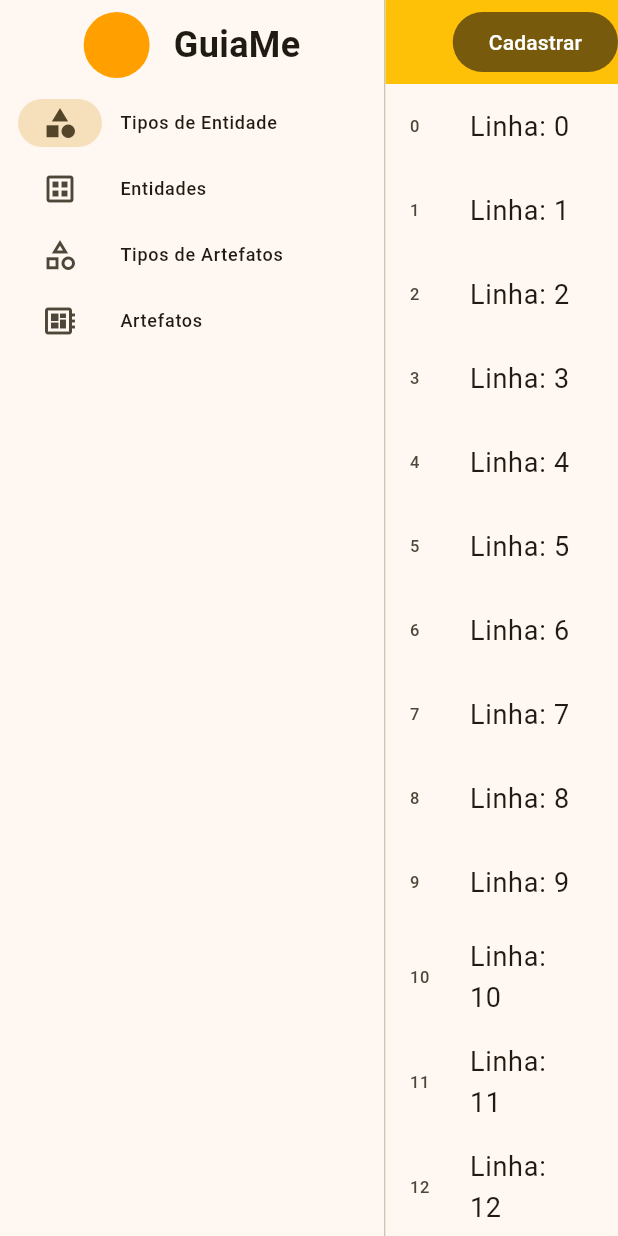
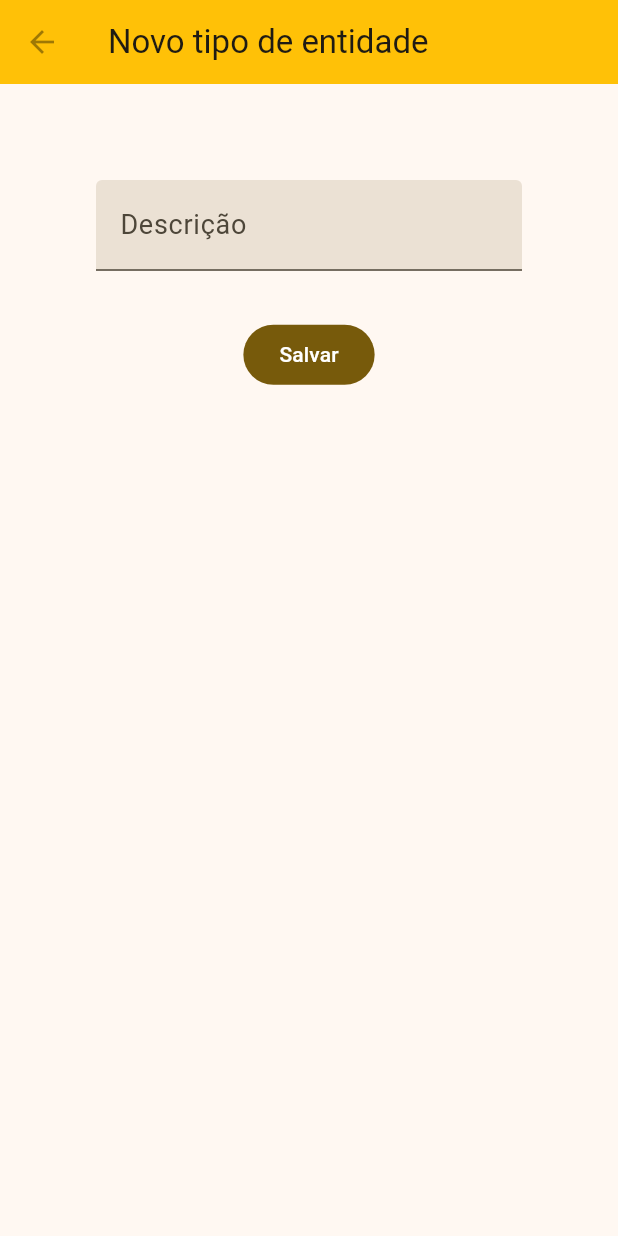
Before and after one commit to f290DSM/f290_dsm_ldm_guiame_desktop_poc, a Flutter app: the screen it shows after launch, after a tap on "Cadastrar", on a phone screen of 412 x 824 dp. Run offline on Flutter 3.47's test engine with Material 2 defaults, Android fonts, the phone set to English and light mode, and no system bars; our stand-ins replace flutter_riverpod; missing offline and left inert: desktop_window, menubar.

Commit message:
main
- Inclusao de navegacao para formulario de entidade.

```diff
--- /dev/null
+++ b/lib/features/entidades/presentation/pages/entity_form_page.dart
@@ -0,0 +1,34 @@
+import 'package:flutter/material.dart';
+
+class EntityFormPage extends StatelessWidget {
+  const EntityFormPage({super.key});
+
+  @override
+  Widget build(BuildContext context) {
+    return Scaffold(
+      appBar: AppBar(
+        title: const Text('Novo tipo de entidade'),
+      ),
+      body: Container(
+        margin: const EdgeInsets.all(64),
+        child: Column(
+          children: [
+            const Padding(
+              padding: EdgeInsets.only(bottom: 32.0),
+              child: TextField(
+                decoration:
+                    InputDecoration(filled: true, labelText: 'Descrição'),
+              ),
+            ),
+            FilledButton(
+              onPressed: () {
+                Navigator.pop(context);
+              },
+              child: const Text('Salvar'),
+            ),
+          ],
+        ),
+      ),
+    );
+  }
+}
--- /dev/null
+++ b/lib/features/entidades/presentation/pages/entity_page.dart
@@ -0,0 +1,34 @@
+import 'package:f290_dsm_ldm_guiame_desktop_poc/features/entidades/presentation/pages/entity_form_page.dart';
+import 'package:flutter/material.dart';
+
+class EntityTypePage extends StatelessWidget {
+  const EntityTypePage({super.key});
+
+  @override
+  Widget build(BuildContext context) {
+    return Scaffold(
+      appBar: AppBar(
+        title: const Text('Tipos de Entidades'),
+        actions: [
+          FilledButton(
+            onPressed: () {
+              Navigator.push(
+                  context,
+                  MaterialPageRoute(
+                    builder: (context) => const EntityFormPage(),
+                  ));
+            },
+            child: const Text('Cadastrar'),
+          ),
+        ],
+      ),
+      body: ListView.builder(
+        itemCount: 30,
+        itemBuilder: (context, index) => ListTile(
+          leading: Text(index.toString()),
+          title: Text('Linha: $index'),
+        ),
+      ),
+    );
+  }
+}
--- a/lib/features/entidades/presentation/provider/home_provider.dart
+++ /dev/null
@@ -1,10 +0,0 @@
-import 'package:flutter/material.dart';
-
-class HomeProvider extends ChangeNotifier {
-  int index = 0;
-
-  changeIndex(int value) {
-    index = value;
-    notifyListeners();
-  }
-}
--- a/lib/features/entidades/presentation/pages/home_page.dart
+++ b/lib/features/home/presentation/home_page.dart
@@ -1,3 +1,4 @@
+import 'package:f290_dsm_ldm_guiame_desktop_poc/features/entidades/presentation/pages/entity_page.dart';
 import 'package:flutter/material.dart';
 import 'package:flutter_riverpod/flutter_riverpod.dart';
 
@@ -30,10 +31,10 @@ class HomePage extends ConsumerWidget {
   HomePage({super.key});
 
   final pages = [
-    _buildMockPage('Tipos de Entidades'),
-    _buildMockPage('Entidades'),
-    _buildMockPage('Tipos de Artefatos'),
-    _buildMockPage('Artefatos'),
+    const EntityTypePage(),
+    Container(color: Colors.blue.shade300),
+    Container(color: Colors.purple.shade300),
+    Container(color: Colors.pink.shade300),
   ];
 
   @override
@@ -96,7 +97,7 @@ class HomePage extends ConsumerWidget {
             thickness: 1,
             width: 1,
           ),
-          pages[ref.watch(indexStateProvider)],
+          Expanded(child: pages[ref.watch(indexStateProvider)]),
         ],
       ),
     );
--- a/lib/main.dart
+++ b/lib/main.dart
@@ -1,6 +1,6 @@
 import 'dart:io';
 
-import 'package:f290_dsm_ldm_guiame_desktop_poc/features/entidades/presentation/pages/home_page.dart';
+import 'package:f290_dsm_ldm_guiame_desktop_poc/features/home/presentation/home_page.dart';
 import 'package:f290_dsm_ldm_guiame_desktop_poc/ui/menus.dart';
 import 'package:flutter/material.dart';
 import 'package:desktop_window/desktop_window.dart';
```
